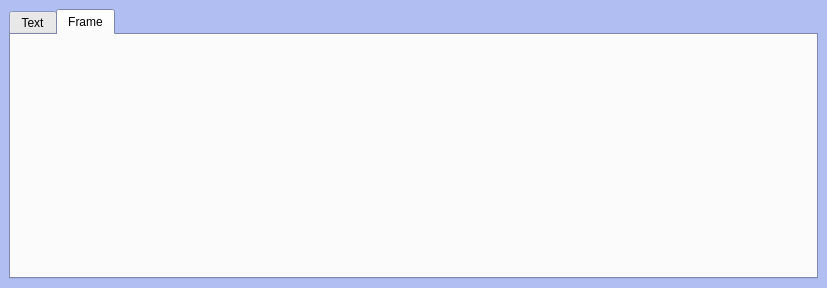
musescore/musescore-old, file branches/mscore-0-9-6/mscore/mscore/textpalette.ui: the form before one commit.
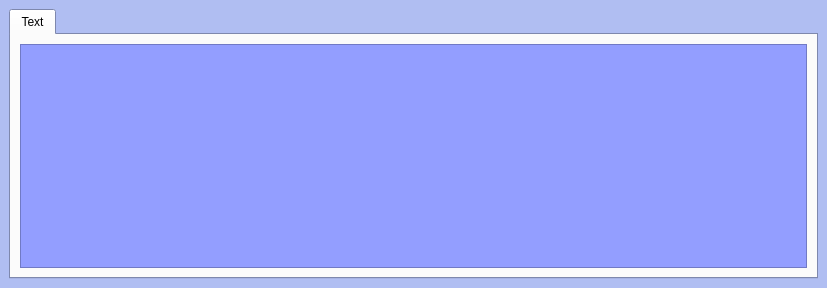
The form after the commit. The open tabs and pages were chosen to show the change.

Commit message: fix #6320: Add œ in F2 text palette

The edit to the form file:
```diff
--- a/branches/mscore-0-9-6/mscore/mscore/textpalette.ui
+++ b/branches/mscore-0-9-6/mscore/mscore/textpalette.ui
@@ -172,12 +172,6 @@
        </item>
       </layout>
      </widget>
-     <widget class="QWidget" name="tab_2" >
-      <attribute name="title" >
-       <string>Frame</string>
-      </attribute>
-      <layout class="QGridLayout" />
-     </widget>
     </widget>
    </item>
   </layout>
```
The commit also changes 2 other files.
